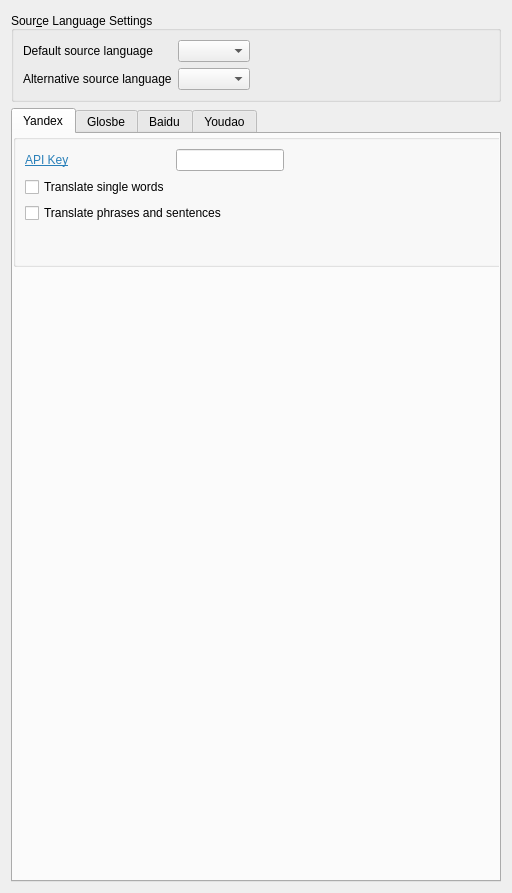
The window that config/translator_config.ui (naraesk/krunner-translator) describes before a commit, drawn with Qt 5.
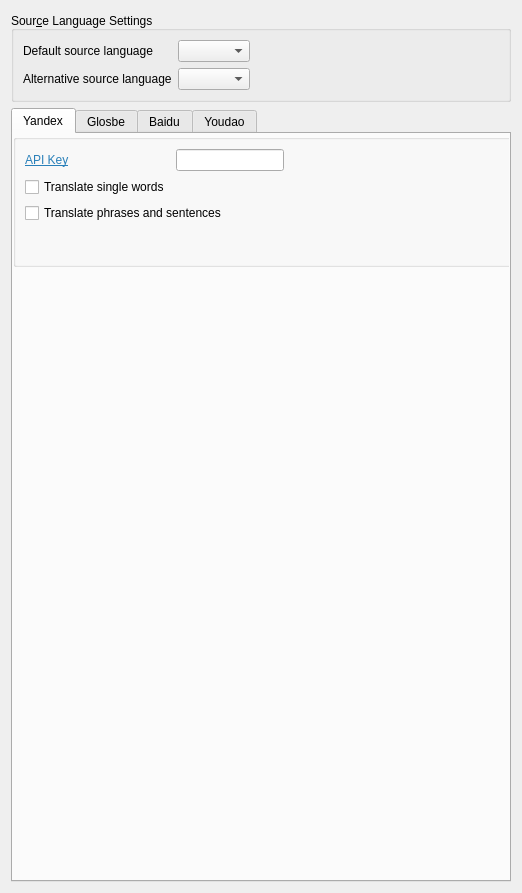
The same window after the commit. The open tabs and pages were chosen to show the change.

Commit message: set minimum size for tabwidget

```diff
--- a/config/translator_config.ui
+++ b/config/translator_config.ui
@@ -79,6 +79,18 @@
    </item>
    <item>
     <widget class="QTabWidget" name="tabWidget">
+     <property name="minimumSize">
+      <size>
+       <width>500</width>
+       <height>200</height>
+      </size>
+     </property>
+     <property name="maximumSize">
+      <size>
+       <width>16777215</width>
+       <height>16777215</height>
+      </size>
+     </property>
      <property name="currentIndex">
       <number>3</number>
      </property>
```
Left out of the diff: 2 changed lines with no effect on the pictures.
